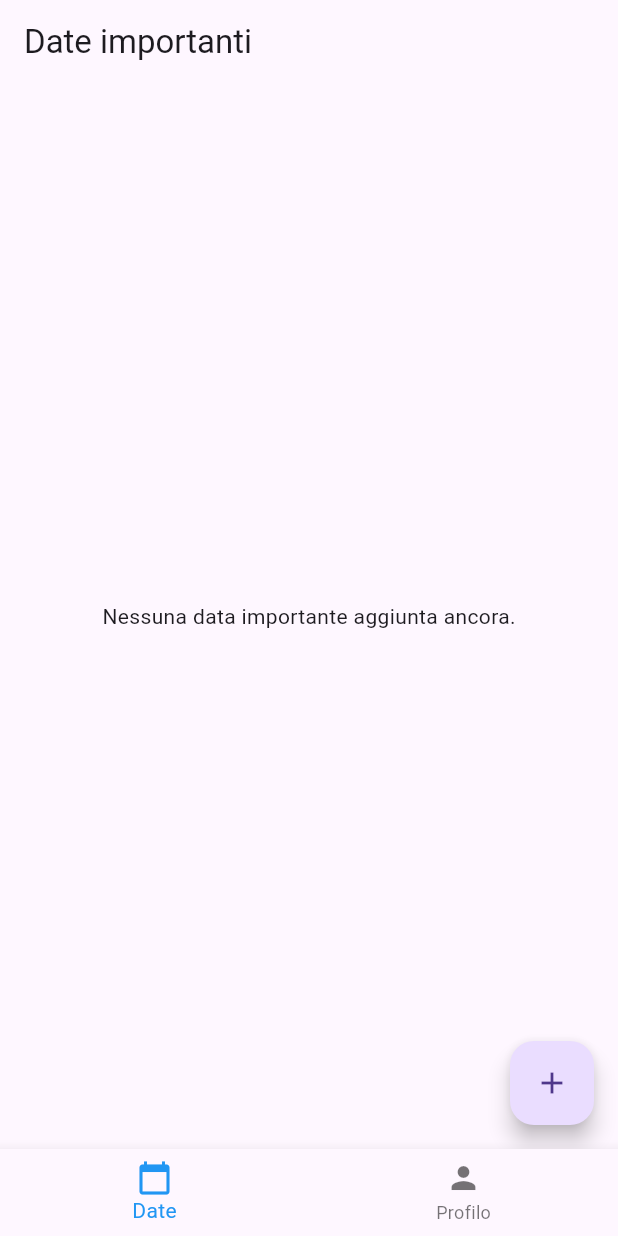
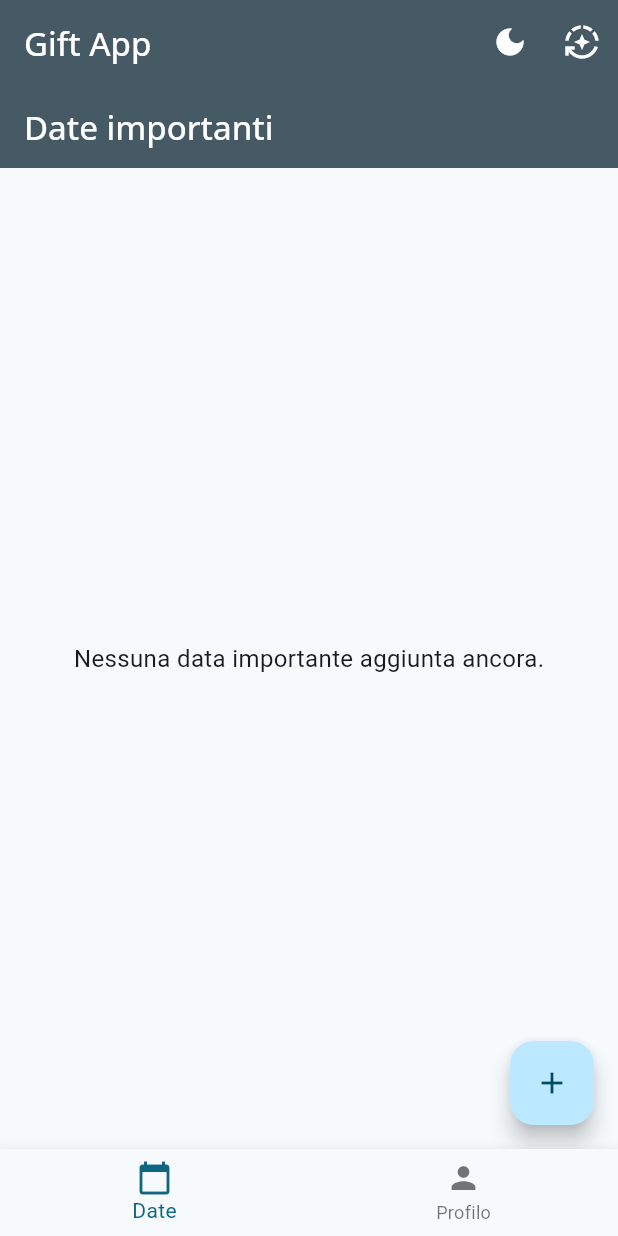
Before and after one commit to petervogric/gift-mate, a Flutter app: the screen it shows once a user with an empty profile is signed in, on a phone screen of 412 x 824 dp. Run offline on Flutter 3.47's test engine with Material 3 defaults, Android fonts, the phone set to English and light mode, and no system bars; our stand-ins replace cloud_firestore, firebase_auth, firebase_core, google_fonts, table_calendar; accounts and stored records are empty; network calls fail.

Commit message:
Added Theme

```diff
--- a/lib/home_page.dart
+++ b/lib/home_page.dart
@@ -1,6 +1,8 @@
 import 'package:flutter/material.dart';
-import 'important_dates_screen.dart'; // Import the important dates screen
-import 'profile_screen.dart'; // Import the profile screen (will create next)
+import 'important_dates_screen.dart';
+import 'profile_screen.dart';
+import 'package:provider/provider.dart';
+import 'theme.dart';
 
 class HomePage extends StatefulWidget {
   const HomePage({super.key});
@@ -12,13 +14,11 @@ class HomePage extends StatefulWidget {
 class HomePageState extends State<HomePage> {
   int _selectedIndex = 0;
 
-  // List of screens to display in the bottom navigation bar
-  final List<Widget> _screens = [
-    const ImportantDatesScreen(), // Screen for important dates
-    const ProfileScreen(), // Screen for user profile (will create next)
+  static const List<Widget> _screens = [
+    ImportantDatesScreen(),
+    ProfileScreen(),
   ];
 
-  // Function to handle tab changes
   void _onItemTapped(int index) {
     setState(() {
       _selectedIndex = index;
@@ -27,10 +27,28 @@ class HomePageState extends State<HomePage> {
 
   @override
   Widget build(BuildContext context) {
+    final themeProvider = Provider.of<ThemeProvider>(context);
     return Scaffold(
-      // AppBar can be here or in individual screens.
-      // For simplicity now, we'll let individual screens have their AppBars.
-      body: _screens[_selectedIndex], // Display the selected screen
+      appBar: AppBar(
+        title: const Text('Gift App'),
+        actions: [
+          IconButton(
+            icon: Icon(
+              themeProvider.themeMode == ThemeMode.dark
+                  ? Icons.light_mode
+                  : Icons.dark_mode,
+            ),
+            onPressed: () => themeProvider.toggleTheme(),
+            tooltip: 'Toggle Theme',
+          ),
+          IconButton(
+            icon: const Icon(Icons.auto_mode),
+            onPressed: () => themeProvider.setSystemTheme(),
+            tooltip: 'Set System Theme',
+          ),
+        ],
+      ),
+      body: _screens[_selectedIndex],
       bottomNavigationBar: BottomNavigationBar(
         items: const <BottomNavigationBarItem>[
           BottomNavigationBarItem(
@@ -40,8 +58,7 @@ class HomePageState extends State<HomePage> {
           BottomNavigationBarItem(icon: Icon(Icons.person), label: 'Profilo'),
         ],
         currentIndex: _selectedIndex,
-        selectedItemColor: Colors.blue, // Customize selected item color
-        onTap: _onItemTapped, // Handle tap events
+        onTap: _onItemTapped,
       ),
     );
   }
--- a/lib/important_dates_screen.dart
+++ b/lib/important_dates_screen.dart
@@ -402,6 +402,7 @@ class _ImportantDatesScreenState extends State<ImportantDatesScreen> {
           .add(dateData); // Use .add() to let Firestore generate a unique ID
 
       if (mounted) {
+        // Check if the widget is still mounted
         ScaffoldMessenger.of(context).showSnackBar(
           const SnackBar(
             content: Text('Data importante salvata con successo!'),
@@ -410,10 +411,12 @@ class _ImportantDatesScreenState extends State<ImportantDatesScreen> {
       }
 
       if (mounted) {
+        // Check if the widget is still mounted
         Navigator.of(context).pop(); // Close the dialog after successful save
       }
     } catch (e) {
       if (mounted) {
+        // Check if the widget is still mounted
         ScaffoldMessenger.of(context).showSnackBar(
           SnackBar(content: Text('Errore nel salvataggio della data: \$e')),
         );
--- /dev/null
+++ b/lib/theme.dart
@@ -0,0 +1,83 @@
+import 'package:flutter/material.dart';
+import 'package:google_fonts/google_fonts.dart';
+
+class ThemeProvider with ChangeNotifier {
+  ThemeMode _themeMode = ThemeMode.system; // Default to system theme
+
+  ThemeMode get themeMode => _themeMode;
+
+  void toggleTheme() {
+    _themeMode =
+        _themeMode == ThemeMode.light ? ThemeMode.dark : ThemeMode.light;
+    notifyListeners();
+  }
+
+  void setSystemTheme() {
+    _themeMode = ThemeMode.system;
+    notifyListeners();
+  }
+
+  static const Color primarySeedColor = Color(0xFF455A64); // Muted blue-gray
+
+  static ThemeData lightTheme = ThemeData(
+    useMaterial3: true,
+    colorScheme: ColorScheme.fromSeed(
+      seedColor: primarySeedColor,
+      brightness: Brightness.light,
+    ),
+    textTheme: TextTheme(
+      displayLarge: GoogleFonts.montserrat(
+        fontSize: 57,
+        fontWeight: FontWeight.bold,
+      ),
+      titleLarge: GoogleFonts.openSans(
+        fontSize: 22,
+        fontWeight: FontWeight.w500,
+      ),
+      bodyMedium: GoogleFonts.roboto(fontSize: 16),
+    ),
+    appBarTheme: const AppBarTheme(
+      backgroundColor: primarySeedColor,
+      foregroundColor: Colors.white,
+    ),
+    elevatedButtonTheme: ElevatedButtonThemeData(
+      style: ElevatedButton.styleFrom(
+        foregroundColor: Colors.white,
+        backgroundColor: primarySeedColor,
+        padding: const EdgeInsets.symmetric(horizontal: 24, vertical: 12),
+      ),
+    ),
+    // Define other component themes here (e.g., BottomNavigationBar, TextField, etc.)
+  );
+
+  static ThemeData darkTheme = ThemeData(
+    useMaterial3: true,
+    colorScheme: ColorScheme.fromSeed(
+      seedColor: primarySeedColor,
+      brightness: Brightness.dark,
+    ),
+    textTheme: TextTheme(
+      displayLarge: GoogleFonts.montserrat(
+        fontSize: 57,
+        fontWeight: FontWeight.bold,
+      ),
+      titleLarge: GoogleFonts.openSans(
+        fontSize: 22,
+        fontWeight: FontWeight.w500,
+      ),
+      bodyMedium: GoogleFonts.roboto(fontSize: 16),
+    ),
+    appBarTheme: const AppBarTheme(
+      backgroundColor: Color(0xFF263238),
+      foregroundColor: Colors.white,
+    ),
+    elevatedButtonTheme: ElevatedButtonThemeData(
+      style: ElevatedButton.styleFrom(
+        foregroundColor: Colors.white,
+        backgroundColor: primarySeedColor,
+        padding: const EdgeInsets.symmetric(horizontal: 24, vertical: 12),
+      ),
+    ),
+    // Define other component themes here (e.g., BottomNavigationBar, TextField, etc.)
+  );
+}
--- a/pubspec.yaml
+++ b/pubspec.yaml
@@ -38,6 +38,8 @@ dependencies:
   firebase_auth: ^5.7.0
   cloud_firestore: ^5.6.12
   table_calendar: ^3.2.0
+  provider: ^6.1.5
+  google_fonts: ^6.2.1
 
 dev_dependencies:
   flutter_test:
```
Also changed, not shown: lib/main.dart (+15 -44 lines), lib/profile_screen.dart (+1 -6 lines), pubspec.lock.
